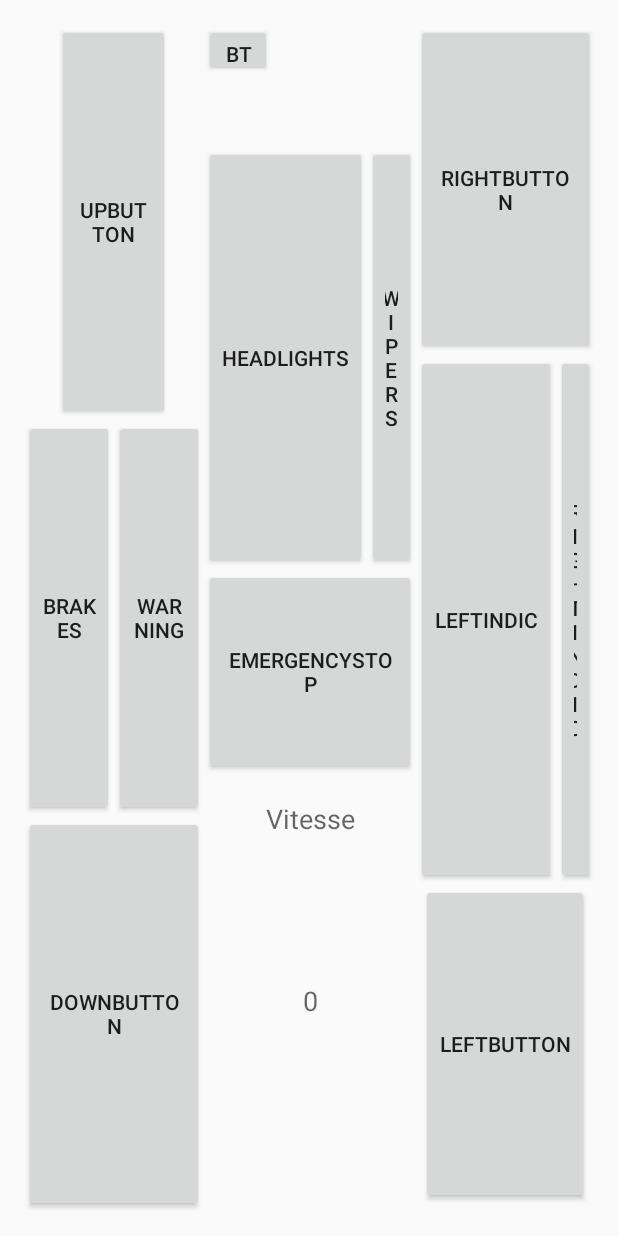
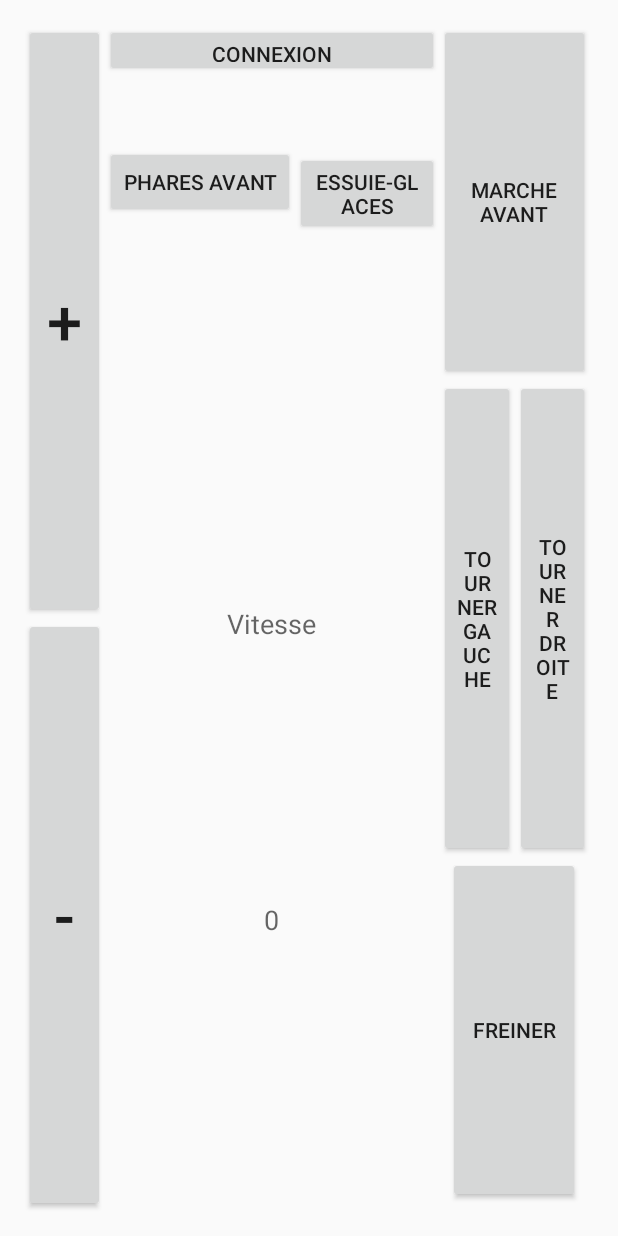
Before and after one commit to ThomasCaspar/PokeCodeRemote, an Android app: the screen it shows after launch (MainActivity), on a phone screen of 412 x 824 dp. Run offline under Robolectric (Android 15) with nearby library versions, the phone set to English and light mode, and no system bars.

Commit message:
correction d'inversion de rotation de roue, ajout de quelques commentaires

```diff
--- a/app/src/main/java/pokecode/pokecoderemote/MainActivity.java
+++ b/app/src/main/java/pokecode/pokecoderemote/MainActivity.java
@@ -8,6 +8,7 @@ import android.view.View;
 import android.widget.ArrayAdapter;
 import android.widget.Button;
 import android.widget.ListView;
+import android.widget.TextView;
 import android.widget.Toast;
 import android.os.Handler;
 import android.os.Message;
@@ -17,14 +18,19 @@ import java.util.ArrayList;
 import java.util.Set;
 
 public class MainActivity extends Activity  {
-    Button haut, bas, freinB, warnB, bl, phares, essuieG, stopB, gauche, droite, clignG, clignD;
+    /*Variables pour interraction avec les boutons de l'interface et la zone de texte*/
+    Button haut, bas, freinB, bl, phares, essuieG, gauche, droite, aligne;
+    TextView tV;
+    ListView lv;
+
+    /*Variables pour la gestion des LEDs et de l'affichage de l'application*/
     int vitesse = 1;
-    boolean h = false,b = false,f = false,w = false,p = false,e = false,s = false;
-    int i = 0;
+    boolean h = false,b = false,f = false,p = false,e = false;
+
+    /*Variables de configuration de la communication bluetooth*/
     private BluetoothAdapter BA;
-    private Set<BluetoothDevice>pairedDevices;
-    private BtInterface btS = null;
-    ListView lv;
+    private Set<BluetoothDevice>pairedDevices; //liste des appareils appairés au téléphone
+    private BtInterface btS = null; //module supplémentaire pour récupérer et envoyer les données via bluetooth
     private BluetoothDevice voiture;
     private long lastTime = 0;
 
@@ -33,7 +39,7 @@ public class MainActivity extends Activity  {
             String data = msg.getData().getString("receivedData");
 
             long t = System.currentTimeMillis();
-            if(t-lastTime > 100) {// Pour éviter que les messages soit coupés
+            if(t-lastTime > 100) {// Pour éviter que les messages soient coupés
 
                 lastTime = System.currentTimeMillis();
             }
@@ -42,6 +48,7 @@ public class MainActivity extends Activity  {
     };
 
     final Handler handlerStatus = new Handler() {
+        //récupère l'état de l'appareil
         public void handleMessage(Message msg) {
             int co = msg.arg1;
             if(co == 1) {
@@ -54,94 +61,141 @@ public class MainActivity extends Activity  {
 
     @Override
     protected void onCreate(Bundle savedInstanceState) {
+        //définit le comportement de l'application au lancement
         super.onCreate(savedInstanceState);
         setContentView(R.layout.activity_main);
 
-        haut=(Button)findViewById(R.id.BoutonHaut);
+        /*Bind des boutons de la vue aux variables de ce code*/
+        tV=(TextView)findViewById(R.id.VitesseDisplay);
+        aligne=(Button)findViewById(R.id.BoutonAvant);
+        haut=(Button)findViewById(R.id.BoutonPlus);
         bas=(Button)findViewById(R.id.BoutonBas);
         droite=(Button)findViewById(R.id.BoutonDroit);
         gauche=(Button)findViewById(R.id.BoutonGauche);
         freinB=(Button)findViewById(R.id.BoutonFrein);
-        warnB=(Button)findViewById(R.id.BoutonWarning);
         phares=(Button)findViewById(R.id.BoutonPhares);
         essuieG=(Button)findViewById(R.id.BoutonEGlaces);
-        stopB=(Button)findViewById(R.id.BoutonArretUrg);
-        clignG=(Button)findViewById(R.id.BoutonClignGauche);
-        clignD=(Button)findViewById(R.id.BoutonClignDroit);
-        bl=(Button)findViewById(R.id.buttonList);
+        bl=(Button)findViewById(R.id.buttonList); //sert à initier la connexion à la voiture
+        lv = (ListView)findViewById(R.id.listView); //affiche le nom de la voiture
 
-        BA = BluetoothAdapter.getDefaultAdapter();
-        lv = (ListView)findViewById(R.id.listView); //ligne à réécrire pour otus les boutons
+        BA = BluetoothAdapter.getDefaultAdapter(); //récupération du bluetooth
         btS  = new BtInterface(handlerStatus, handler);
 
         haut.setOnClickListener(new View.OnClickListener() {
+            /*Appui sur le bouton haut aligne les roues vers l'avant et fait avancer la voiture plus ou moins vite
+            en fonction de la vitesse actuelle
+             */
             public void onClick(View v) {
                 btS.sendData("turn 0");
                 try {
-                    Thread.sleep(500);
+                    Thread.sleep(200);
                 } catch (InterruptedException e) {
                     e.printStackTrace();
                 }
 
                switch (vitesse){
-
+                /*détermination de la vitesse actuelle et envoie de la commande d'avancement de la voiture*/
                    case 1:
+                       btS.sendData("stoplight 0");
+                       f = false;
+                       try {
+                           Thread.sleep(300);
+                       } catch (InterruptedException e) {
+                           e.printStackTrace();
+                       }
                        btS.sendData("drive 1 3333");
                        vitesse++;
+                       tV.setText("1");
                        break;
                    case 2 :
                        btS.sendData("drive 1 6666");
                        vitesse++;
+                       tV.setText("2");
                        break;
                    case 3:
                        btS.sendData("drive 1 10000");
+                       tV.setText("3");
                        break;
                }
-
 
             }
         });
 
         bas.setOnClickListener(new View.OnClickListener() {
+            /*Appui sur le bouton bas décrémente la vitesse ou enclenche la marche arrière si la vitesse en marche avant
+            était au maximum
+             */
             public void onClick(View v) {
                 switch (vitesse){
 
                     case 1:
+                        btS.sendData("stoplight 0");
+                        f = false;
+                        try {
+                            Thread.sleep(100);
+                        } catch (InterruptedException e) {
+                            e.printStackTrace();
+                        }
                         btS.sendData("drive 2 3333");
+                        tV.setText("-1");
+                        vitesse = 1;
                         break;
                     case 2 :
                         btS.sendData("drive 1 3333");
-                        vitesse--;
+                        vitesse --;
+                        tV.setText("1");
                         break;
                     case 3:
                         btS.sendData("drive 1 6666");
-                        vitesse--;
+                        vitesse --;
+                        tV.setText("2");
                         break;
                 }
             }
         });
-        droite.setOnClickListener(new View.OnClickListener() {
+
+        aligne.setOnClickListener(new View.OnClickListener() {
+            //met les roues vers l'avant
+            public void onClick(View v) {
+                btS.sendData("turn 0");
+            }
+        });
+
+        gauche.setOnClickListener(new View.OnClickListener() {
+            //oriente les roues à gauche
             public void onClick(View v) {
                 btS.sendData("turn 1");
             }
         });
-        gauche.setOnClickListener(new View.OnClickListener() {
+        droite.setOnClickListener(new View.OnClickListener() {
+            //oriente les roues à droite
             public void onClick(View v) {
                 btS.sendData("turn 2");
             }
         });
         freinB.setOnClickListener(new View.OnClickListener() {
+            /*Appui sur le bouton Freiner arrête la voiture*/
             public void onClick(View v) {
-                btS.sendData("drive 0 0");
-                vitesse = 1; //on repartira à la vitesse 1
+                if(!f) {
+                    btS.sendData("stoplight 1"); //on allume les feux arrieres
+                    f = true;
+                    try {
+                        Thread.sleep(300);
+                    } catch (InterruptedException e) {
+                        e.printStackTrace();
+                    }
+                    tV.setText("0");
+                    btS.sendData("drive 0 0"); //on s'arrete
+                    vitesse = 1; //on repartira à la vitesse 1
+                }else{
+                    btS.sendData("stoplight 0"); //on eteint les feux arrieres
+                    f = false;
+                }
             }
         });
-        warnB.setOnClickListener(new View.OnClickListener() {
-            public void onClick(View v) {
-                //A remplir
-            }
-        });
+
         phares.setOnClickListener(new View.OnClickListener() {
+            //allume ou éteint les phares en fonction de leur état précédent
             public void onClick(View v) {
                 if(p) {
                     btS.sendData("light 0");
@@ -153,6 +207,7 @@ public class MainActivity extends Activity  {
             }
         });
         essuieG.setOnClickListener(new View.OnClickListener() {
+            //allume ou éteint les essuie-glaces en fonction de leur état précédent
             public void onClick(View v) {
                if(e) {
                    btS.sendData("essuieglace 0");
@@ -163,64 +218,16 @@ public class MainActivity extends Activity  {
                }
             }
         });
-        stopB.setOnClickListener(new View.OnClickListener() {
-            public void onClick(View v) {
-                btS.sendData("stoplight 1");
-            }
-        });
-        clignG.setOnClickListener(new View.OnClickListener() {
-            public void onClick(View v) {
-                //A remplir
-            }
-        });
-        clignD.setOnClickListener(new View.OnClickListener() {
-            public void onClick(View v) {
-                //A remplir
-            }
-        });
-
-
-
-
 
 
     }
 
-    public void vitessePlus(View v){
-     //TODO
-    }
-    public void vitesseMoins(View v){
-        //TODO
-    }
-    public void frein(View v){
-        //TODO
-    }
-    public void warning(View v){
-        //TODO
-    }
-    public void phares(View v){
-        //TODO
-    }
-    public void essuieGlaces(View v){
-        //TODO
-    }
-    public void freinUrgence(View v){
-        //TODO
-    }
-    public void tourneDroit(View v){
-        //TODO
-    }
-    public void tourneGauche(View v){
-        //TODO
-    }
-    public void clignGauche(View v){
-        //TODO
-    }
-    public void clignDroit(View v){
-        //TODO
-    }
+
 
     public void list(View v){
+        /*récupère la liste des appareils aparaillés au téléphone, les classe dans une list et
+        affiche ceux dont le nom est celui de la voiture
+         */
         pairedDevices = BA.getBondedDevices();
 
         ArrayList list = new ArrayList();
--- a/app/src/main/res/layout/activity_main.xml
+++ b/app/src/main/res/layout/activity_main.xml
@@ -24,52 +24,27 @@
             android:layout_width="wrap_content"
             android:layout_height="match_parent"
             android:layout_gravity="left|center_vertical"
-            android:layout_weight="0.30"
-            android:weightSum="3">
-
-            <Button
-                android:layout_width="75sp"
-                android:layout_height="55sp"
-                android:text="UpButton"
-                android:id="@+id/BoutonHaut"
-                android:onClick="vitessePlus"
-                android:layout_gravity="top|center_horizontal"
-                android:layout_weight="1" />
-
-            <LinearLayout
-                android:orientation="horizontal"
-                android:layout_width="match_parent"
-                android:layout_height="wrap_content"
-                android:layout_gravity="center"
-                android:layout_weight="1"
-                android:weightSum="2">
-
-                <Button
-                    android:layout_width="wrap_content"
-                    android:layout_height="fill_parent"
-                    android:text="Brakes"
-                    android:id="@+id/BoutonFrein"
-                    android:onClick="frein"
-                    android:layout_weight="1"/>
-
-                <Button
-                    android:layout_width="wrap_content"
-                    android:layout_height="fill_parent"
-                    android:text="Warning"
-                    android:id="@+id/BoutonWarning"
-                    android:onClick="warning"
-                    android:gravity="center_vertical|center_horizontal"
-                    android:layout_weight="1"/>
-            </LinearLayout>
+            android:layout_weight="0.37"
+            android:weightSum="2">
 
             <Button
                 android:layout_width="wrap_content"
                 android:layout_height="wrap_content"
-                android:text="DownButton"
+                android:text="+"
+                android:id="@+id/BoutonPlus"
+                android:layout_gravity="top|center_horizontal"
+                android:layout_weight="1"
+                android:textSize="42dp" />
+
+
+            <Button
+                android:layout_width="wrap_content"
+                android:layout_height="wrap_content"
+                android:text="-"
                 android:id="@+id/BoutonBas"
-                android:onClick="vitesseMoins"
                 android:layout_weight="1"
-                android:layout_gravity="bottom|center_horizontal" />
+                android:layout_gravity="bottom|center_horizontal"
+                android:textSize="42dp" />
         </LinearLayout>
 
         <LinearLayout
@@ -81,9 +56,9 @@
             android:weightSum="1">
 
             <Button
-                android:layout_width="45sp"
+                android:layout_width="match_parent"
                 android:layout_height="35sp"
-                android:text="BT"
+                android:text="Connexion"
                 android:onClick="list"
                 android:id="@+id/buttonList"/>
 
@@ -93,57 +68,49 @@
                 android:id="@+id/listView"
                 android:layout_alignLeft="@+id/button"
                 android:layout_alignStart="@+id/button"
-                android:fastScrollEnabled="false" />
+                android:fastScrollEnabled="false"
+                android:layout_gravity="center_horizontal" />
 
             <LinearLayout
                 android:orientation="horizontal"
-                android:layout_width="match_parent"
+                android:layout_width="wrap_content"
                 android:layout_height="wrap_content"
                 android:layout_gravity="top|center_horizontal"
                 android:layout_weight="0.33">
 
                 <Button
                     android:layout_width="wrap_content"
-                    android:layout_height="fill_parent"
-                    android:text="Headlights"
-                    android:id="@+id/BoutonPhares"
-                    android:onClick="phares"/>
+                    android:layout_height="wrap_content"
+                    android:text="Phares Avant"
+                    android:id="@+id/BoutonPhares"/>
 
                 <Button
                     android:layout_width="wrap_content"
-                    android:layout_height="fill_parent"
-                    android:text="Wipers"
-                    android:id="@+id/BoutonEGlaces"
-                    android:onClick="essuieGlaces"/>
+                    android:layout_height="wrap_content"
+                    android:text="Essuie-glaces"
+                    android:id="@+id/BoutonEGlaces"/>
             </LinearLayout>
 
-            <Button
-                android:layout_width="wrap_content"
-                android:layout_height="wrap_content"
-                android:text="EmergencyStop"
-                android:id="@+id/BoutonArretUrg"
-                android:onClick="freinUrgences"
-                android:layout_gravity="center_horizontal"
-                android:layout_weight="0.17" />
+
 
             <TextView
-                android:layout_width="match_parent"
+                android:layout_width="wrap_content"
                 android:layout_height="wrap_content"
                 android:textAppearance="?android:attr/textAppearanceMedium"
                 android:text="Vitesse"
                 android:id="@+id/VitesseText"
                 android:layout_gravity="center_horizontal"
-                android:layout_weight="0.07"
+                android:layout_weight="0.17"
                 android:gravity="center_vertical|center_horizontal" />
 
             <TextView
-                android:layout_width="match_parent"
+                android:layout_width="wrap_content"
                 android:layout_height="wrap_content"
                 android:textAppearance="?android:attr/textAppearanceMedium"
                 android:text="0"
                 android:id="@+id/VitesseDisplay"
                 android:layout_gravity="center_horizontal"
-                android:layout_weight="0.33"
+                android:layout_weight="0.40"
                 android:textAlignment="center"
                 android:numeric="integer"
                 android:gravity="center_vertical|center_horizontal" />
@@ -162,9 +129,8 @@
             <Button
                 android:layout_width="wrap_content"
                 android:layout_height="wrap_content"
-                android:text="RightButton"
-                android:id="@+id/BoutonDroit"
-                android:onClick="tourneDroit"
+                android:text="Marche avant"
+                android:id="@+id/BoutonAvant"
                 android:layout_gravity="center_horizontal"
                 android:layout_weight="0.33" />
 
@@ -177,27 +143,30 @@
 
                 <Button
                     android:layout_width="wrap_content"
-                    android:layout_height="fill_parent"
-                    android:text="LeftIndic"
-                    android:id="@+id/BoutonClignGauche"
-                    android:onClick="clignGauche"/>
+                    android:layout_height="match_parent"
+                    android:text="Tourner Gauche"
+                    android:id="@+id/BoutonGauche"
+                    android:layout_gravity="center_horizontal"
+                    android:layout_weight="0.50" />
 
                 <Button
                     android:layout_width="wrap_content"
-                    android:layout_height="fill_parent"
-                    android:text="RightIndic"
-                    android:id="@+id/BoutonClignDroit"
-                    android:onClick="clignDroit"/>
+                    android:layout_height="match_parent"
+                    android:text="Tourner Droite"
+                    android:id="@+id/BoutonDroit"
+                    android:layout_gravity="center_horizontal"
+                    android:layout_weight="0.5" />
+
+
             </LinearLayout>
-
             <Button
                 android:layout_width="wrap_content"
                 android:layout_height="wrap_content"
-                android:text="LeftButton"
-                android:id="@+id/BoutonGauche"
-                android:onClick="tourneGauche"
-                android:layout_gravity="center_horizontal"
-                android:layout_weight="0.33" />
+                android:text="Freiner"
+                android:id="@+id/BoutonFrein"
+                android:layout_gravity="center"
+                android:layout_weight="0.33"/>
+
         </LinearLayout>
     </LinearLayout>
 </RelativeLayout>
```
